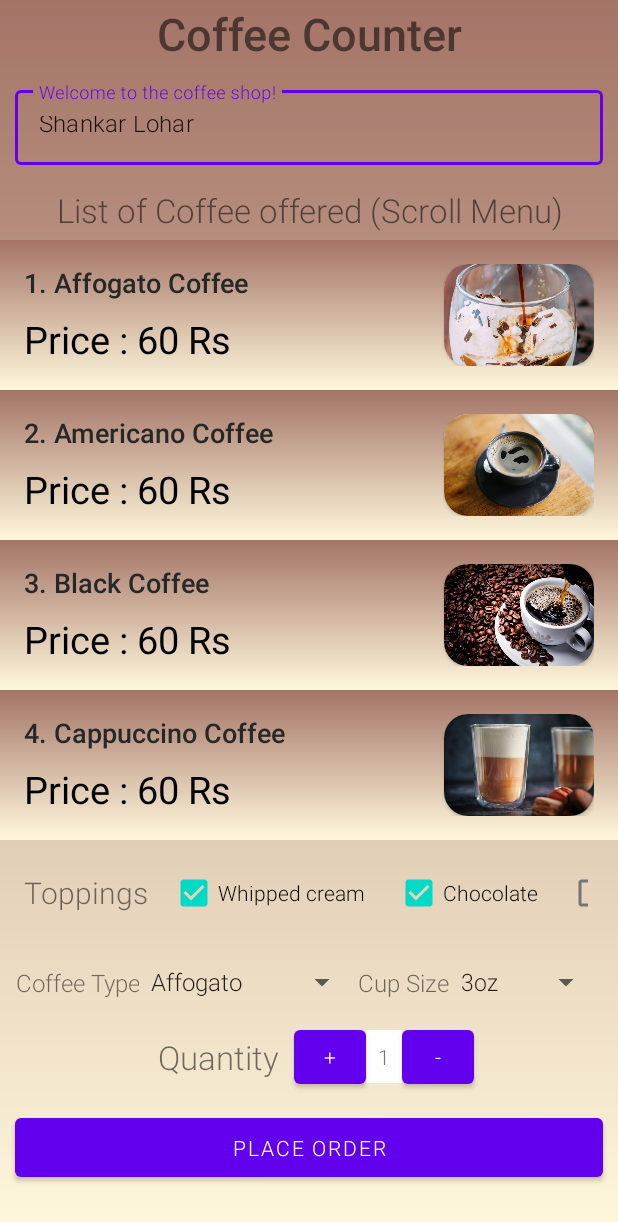
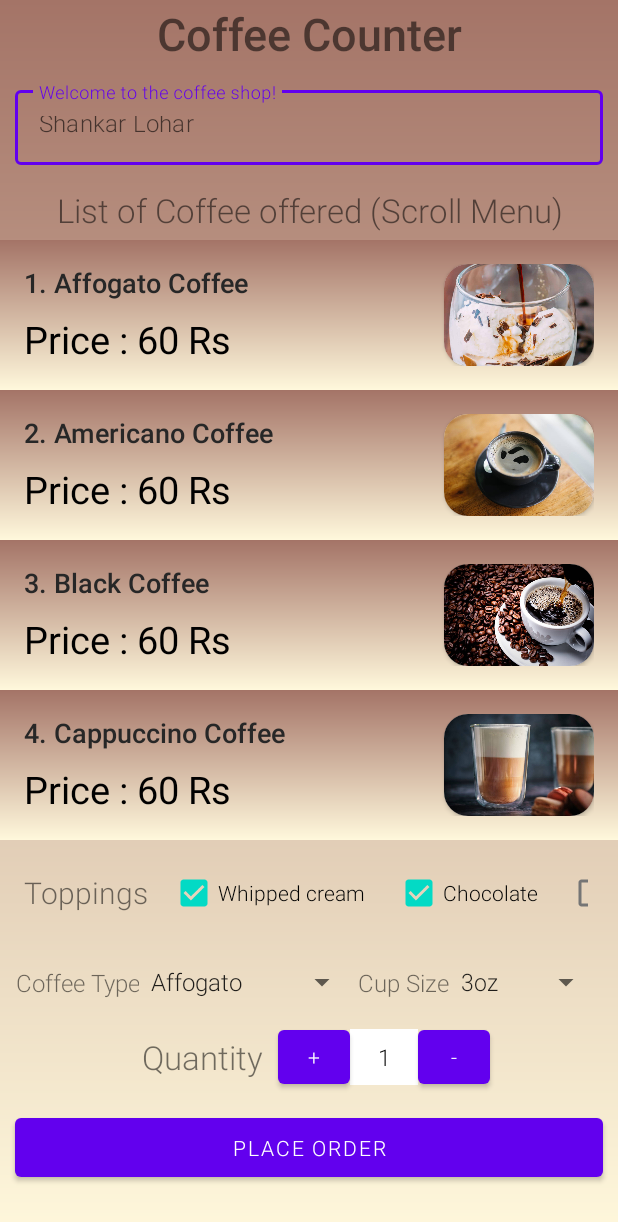
Before and after one commit to GDGCVITBHOPAL/Coffee-Shopping-App, an Android app: the screen it shows after launch once a user with an empty profile is signed in (OrderCreatingActivity), on a phone screen of 412 x 824 dp. Shown: the top 1222 px of the screen. Run offline under Robolectric (Android 15) with nearby library versions, the phone set to English and light mode, and no system bars; our stand-ins replace Firebase (no records; nobody signed in at launch, a user with empty details on screens opened directly); libraries missing offline, so code that uses them is left out: com.facebook, com.facebook.login, soup.neumorphism; 12 statements that could not run were skipped.

Commit message:
some changes

```diff
--- a/app/src/main/java/com/example/caffycart/BucketAdapter.java
+++ b/app/src/main/java/com/example/caffycart/BucketAdapter.java
@@ -11,7 +11,7 @@ import androidx.recyclerview.widget.RecyclerView;
 
 public class BucketAdapter extends RecyclerView.Adapter<BucketAdapter.BucketViewHolder> {
 
-    private CoffeeBucket[] bucket;
+    private final CoffeeBucket[] bucket;
 
     public BucketAdapter(CoffeeBucket[] bucket) {
         this.bucket = bucket;
@@ -37,8 +37,8 @@ public class BucketAdapter extends RecyclerView.Adapter<BucketAdapter.BucketView
 
     static class BucketViewHolder extends RecyclerView.ViewHolder{
 
-        private ImageView thingImage;
-        private TextView thingTitle, thingDescription;
+        private final ImageView thingImage;
+        private final TextView thingTitle, thingDescription;
 
 
         public BucketViewHolder(@NonNull View itemView) {
--- a/app/src/main/java/com/example/caffycart/OrderSummaryActivity.java
+++ b/app/src/main/java/com/example/caffycart/OrderSummaryActivity.java
@@ -3,7 +3,6 @@ package com.example.caffycart;
 import androidx.appcompat.app.AppCompatActivity;
 
 import android.os.Bundle;
-import android.widget.CheckBox;
 import android.widget.TextView;
 
 import java.util.Objects;
@@ -26,8 +25,6 @@ public class OrderSummaryActivity extends AppCompatActivity {
         String summary="Name: " + order.name;
         summary+="\nSelected Coffee Type: " + order.coffeeType;
         summary+="\nSelected Cup Size: " + order.cupSize;
-        summary+="\nWipped Cream Added: " + order.wippedCream;
-        summary+="\nChocolate Added: " + order.chocolate;
         summary +=  "\nQuantity: " + order.quantity;
         summary+=   "\nTotal: "+ order.price + " Rs";
         summary+=  "\nThank You :) for using Caffy Cart!";
--- a/app/src/main/res/layout/activity_order_creating.xml
+++ b/app/src/main/res/layout/activity_order_creating.xml
@@ -28,12 +28,11 @@
             android:hint="@string/user_name"
             android:padding="10dp">
 
-            <com.google.android.material.textfield.TextInputEditText
+            <EditText
                 android:id="@+id/name_field"
                 android:layout_width="match_parent"
                 android:layout_height="wrap_content"
-                android:editable="false"
-                android:text="@string/user_name_text" />
+                android:hint="@string/user_name_text" />
 
         </com.google.android.material.textfield.TextInputLayout>
 
@@ -155,12 +154,14 @@
             <TextView
 
                 android:id="@+id/quantity_text_view"
-                android:layout_width="wrap_content"
+                android:layout_width="45dp"
                 android:layout_height="wrap_content"
                 android:background="@color/white"
                 android:padding="8dp"
                 android:text="1"
-                android:textSize="14sp" />
+                android:textAlignment="center"
+                android:textColor="@color/black"
+                android:textSize="15sp" />
 
             <Button
                 android:layout_width="48dp"
```
Also changed, not shown: app/src/main/java/com/example/caffycart/OrderCreatingActivity.java (+6 -14 lines).
